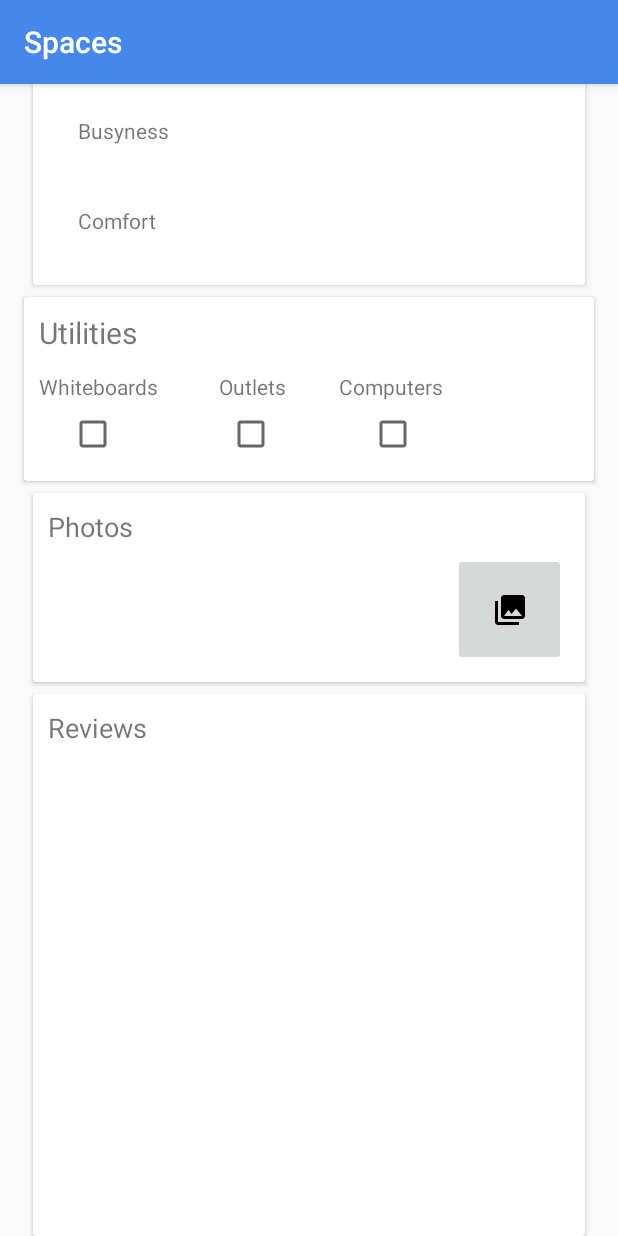
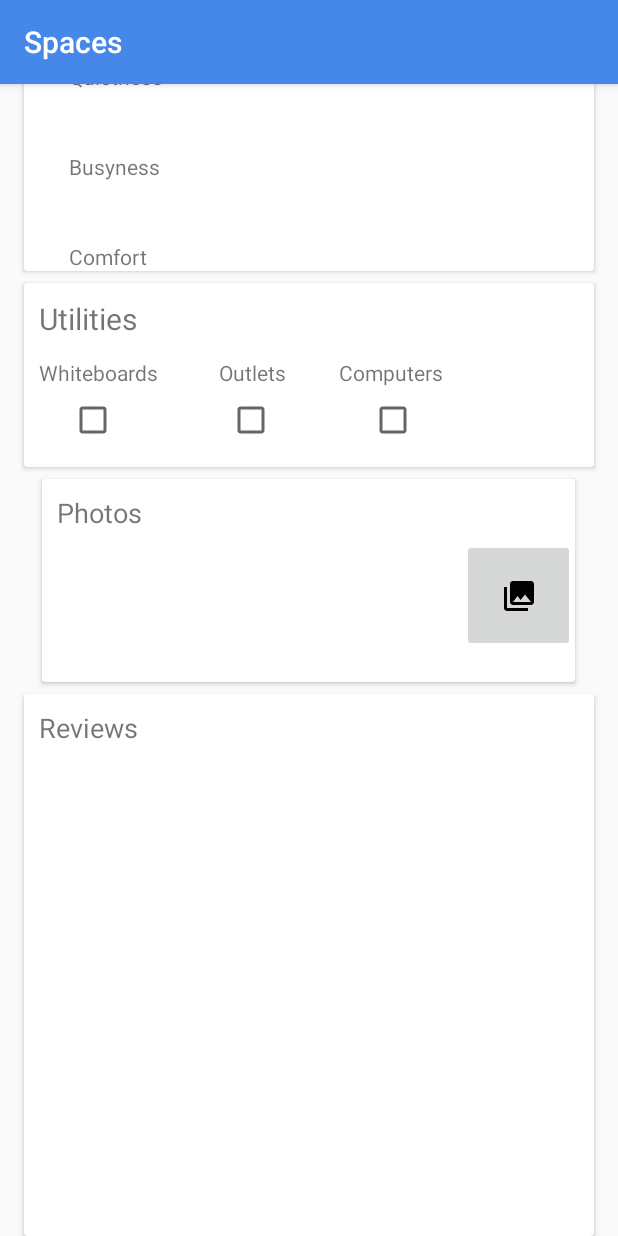
Before and after one commit to SpacesAppSoftwareEngineeringTeam/Spaces, an Android app: the SpacePageActivity screen opened directly, with no data from a screen before it, on a phone screen of 412 x 824 dp. Run offline under Robolectric (Android 15) with nearby library versions, the phone set to English and light mode, and no system bars; our stand-ins replace Firebase (no records; nobody signed in at launch, a user with empty details on screens opened directly); libraries missing offline, so code that uses them is left out: com.karumi.dexter, com.leinardi.android.

Commit message:
cosmetic improvements

```diff
--- a/app/src/main/res/layout/space_page.xml
+++ b/app/src/main/res/layout/space_page.xml
@@ -31,8 +31,8 @@
 
         <android.support.v7.widget.CardView
             android:id="@+id/photosCard"
-            android:layout_width="368dp"
-            android:layout_height="126dp"
+            android:layout_width="wrap_content"
+            android:layout_height="wrap_content"
             android:layout_marginStart="8dp"
             android:layout_marginEnd="8dp"
             android:layout_marginBottom="8dp"
@@ -75,7 +75,7 @@
                 android:id="@+id/seeMorePhotos"
                 android:layout_width="75dp"
                 android:layout_height="75dp"
-                android:layout_marginBottom="10dp"
+                android:layout_marginBottom="20dp"
                 android:layout_marginLeft="280dp"
                 android:layout_marginTop="40dp"
                 app:srcCompat="@drawable/ic_menu_gallery" />
@@ -83,7 +83,7 @@
 
         <android.support.v7.widget.CardView
             android:id="@+id/reviewsCard"
-            android:layout_width="368dp"
+            android:layout_width="match_parent"
             android:layout_height="361dp"
             android:layout_marginStart="8dp"
             android:layout_marginEnd="8dp"
@@ -110,8 +110,8 @@
 
         <android.support.v7.widget.CardView
             android:id="@+id/ratingsCard"
-            android:layout_width="368dp"
-            android:layout_height="298dp"
+            android:layout_width="match_parent"
+            android:layout_height="wrap_content"
             android:layout_marginStart="8dp"
             android:layout_marginEnd="8dp"
             android:layout_marginBottom="8dp"
@@ -309,6 +309,7 @@
             android:layout_marginStart="8dp"
             android:layout_marginEnd="8dp"
             android:layout_marginBottom="8dp"
+            android:layout_marginTop="40dp"
             android:clickable="true"
             app:layout_constraintEnd_toEndOf="parent"
             app:layout_constraintTop_toTopOf="parent"
```
